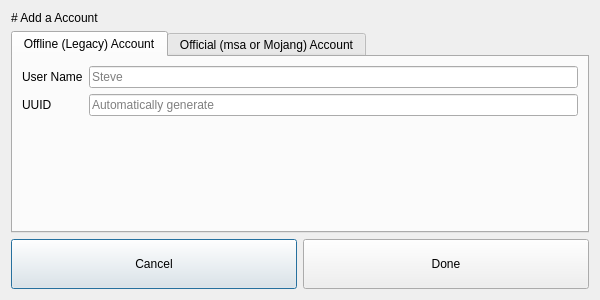
Old version of the form res/AddAccDialog.ui in the repository constant-e/CEMCL.
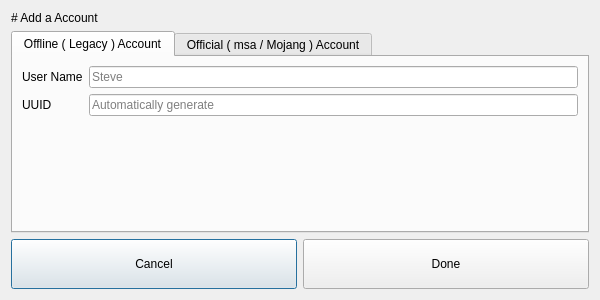
New version of the form.

```diff
--- a/res/AddAccDialog.ui
+++ b/res/AddAccDialog.ui
@@ -34,7 +34,7 @@
      </property>
      <widget class="QWidget" name="LegacyTab">
       <attribute name="title">
-       <string>Offline (Legacy) Account</string>
+       <string>Offline ( Legacy ) Account</string>
       </attribute>
       <layout class="QGridLayout" name="LegacyGLayout">
        <item row="1" column="0">
@@ -82,7 +82,7 @@
      </widget>
      <widget class="QWidget" name="MSTab">
       <attribute name="title">
-       <string>Official (msa or Mojang) Account</string>
+       <string>Official ( msa / Mojang ) Account</string>
       </attribute>
       <layout class="QGridLayout" name="MSGLayout">
        <item row="1" column="0">
```
